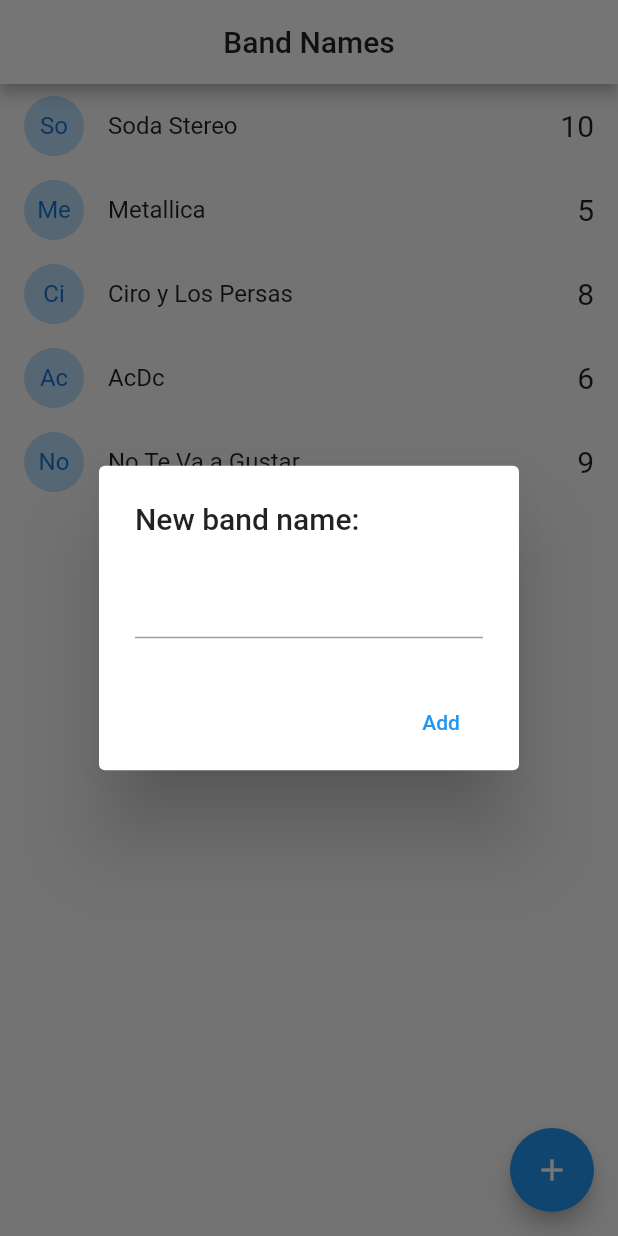
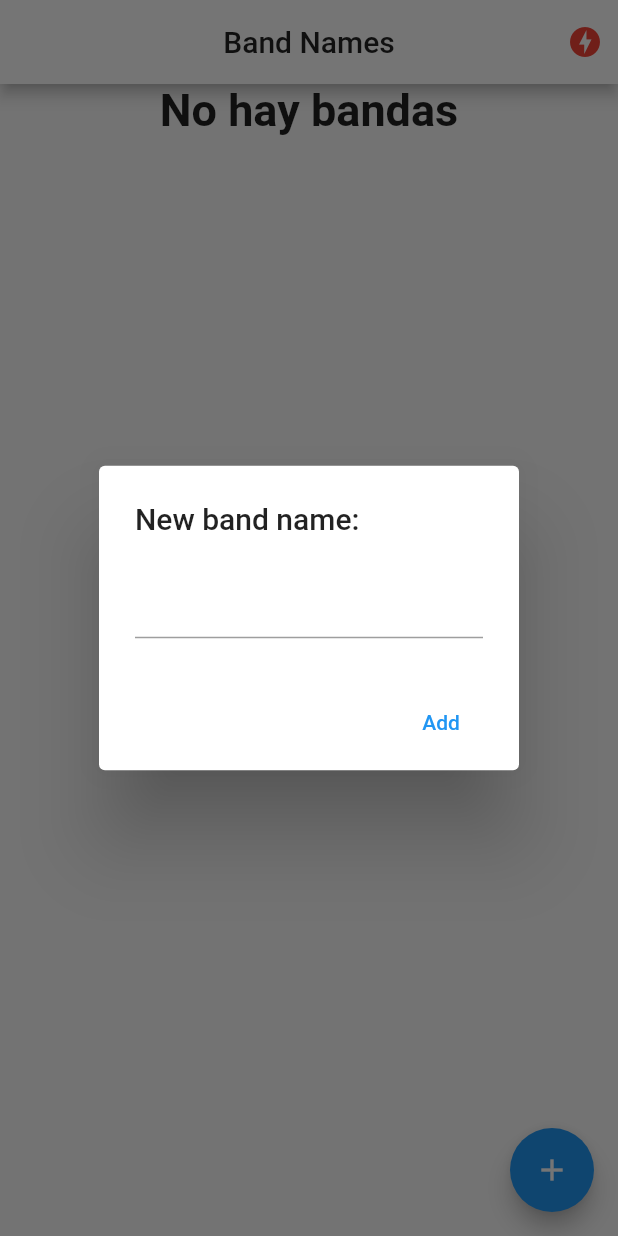
Before and after one commit to AppSons/BandNames-Socket, a Flutter app: the screen it shows after launch, after a tap on the "add" icon, on a phone screen of 412 x 824 dp. Run offline on Flutter 3.47's test engine with Material 2 defaults, Android fonts, the phone set to English and light mode, and no system bars; our stand-ins replace pie_chart, socket_io_client; network calls fail.

Commit message:
App terminada

```diff
--- a/lib/main.dart
+++ b/lib/main.dart
@@ -1,7 +1,10 @@
 // ignore_for_file: prefer_const_constructors
 
 import 'package:band_names/pages/home.dart';
+import 'package:band_names/pages/status.dart';
+import 'package:band_names/services/socket_service.dart';
 import 'package:flutter/material.dart';
+import 'package:provider/provider.dart';
 
 void main() => runApp(MyApp());
 
@@ -10,13 +13,14 @@ class MyApp extends StatelessWidget {
 
   @override
   Widget build(BuildContext context) {
-    return MaterialApp(
-      debugShowCheckedModeBanner: false,
-      title: 'Material App',
-      initialRoute: 'home',
-      routes: {
-        'home': (_) => Homepage(),
-      },
+    return MultiProvider(
+      providers: [ChangeNotifierProvider(create: (_) => SocketService())],
+      child: MaterialApp(
+        debugShowCheckedModeBanner: false,
+        title: 'Material App',
+        initialRoute: 'home',
+        routes: {'home': (_) => Homepage(), 'status': (_) => StatusPage()},
+      ),
     );
   }
 }
--- a/lib/models/band.dart
+++ b/lib/models/band.dart
@@ -1,10 +1,12 @@
 class Band {
   String id;
   String name;
-  int votes;
+  int? votes;
 
-  Band({required this.id, required this.name, required this.votes});
+  Band({required this.id, required this.name, this.votes});
 
-  factory Band.fromMap(Map<String, dynamic> obj) =>
-      Band(id: obj['id'], name: obj['name'], votes: obj['votes']);
+  factory Band.fromMap(Map<String, dynamic> obj) => Band(
+      id: obj.containsKey('id') ? obj['id'] : 'no-id',
+      name: obj.containsKey('name') ? obj['name'] : 'no-name',
+      votes: obj.containsKey('votes') ? obj['votes'] : 0);
 }
--- a/lib/pages/home.dart
+++ b/lib/pages/home.dart
@@ -1,10 +1,14 @@
-// ignore_for_file: prefer_const_constructors
+// ignore_for_file: prefer_const_constructors, unnecessary_this, unnecessary_new
 
 import 'dart:io';
 
 import 'package:band_names/models/band.dart';
+import 'package:band_names/services/socket_service.dart';
+
 import 'package:flutter/cupertino.dart';
 import 'package:flutter/material.dart';
+import 'package:pie_chart/pie_chart.dart';
+import 'package:provider/provider.dart';
 
 // ignore: use_key_in_widget_constructors
 class Homepage extends StatefulWidget {
@@ -13,38 +17,74 @@ class Homepage extends StatefulWidget {
 }
 
 class _HomepageState extends State<Homepage> {
-  List<Band> bands = [
-    Band(id: '1', name: 'Soda Stereo', votes: 10),
-    Band(id: '2', name: 'Metallica', votes: 5),
-    Band(id: '3', name: 'Ciro y Los Persas', votes: 8),
-    Band(id: '4', name: 'AcDc', votes: 6),
-    Band(id: '5', name: 'No Te Va a Gustar', votes: 9),
-  ];
+  List<Band> bands = [];
+
+  @override
+  void initState() {
+    final socketService = Provider.of<SocketService>(context, listen: false);
+
+    socketService.socket.on('active-bands', _handleActiveBands);
+    super.initState();
+  }
+
+  _handleActiveBands(dynamic payload) {
+    this.bands = (payload as List).map((band) => Band.fromMap(band)).toList();
+    setState(() {});
+  }
+
+  @override
+  void dispose() {
+    final socketService = Provider.of<SocketService>(context, listen: false);
+    socketService.socket.off('active-bands');
+    super.dispose();
+  }
 
   @override
   Widget build(BuildContext context) {
+    final socketService = Provider.of<SocketService>(context);
+
     return Scaffold(
       appBar: AppBar(
         centerTitle: true,
         title: Text('Band Names', style: TextStyle(color: Colors.black87)),
         backgroundColor: Colors.white,
+        actions: <Widget>[
+          Container(
+            margin: EdgeInsets.only(right: 10),
+            child: (socketService.serverStatus == ServerStatus.Online)
+                ? Icon(Icons.check_circle, color: Colors.blue[300])
+                : Icon(Icons.offline_bolt, color: Colors.red),
+          )
+        ],
       ),
-      body: ListView.builder(
+      body: Column(
+        children: <Widget>[
+          (bands.isNotEmpty)
+              ? _showGraph()
+              : Text(
+                  'No hay bandas',
+                  style: TextStyle(fontSize: 30, fontWeight: FontWeight.bold),
+                ),
+          //_showGraph(),
+          Expanded(
+            child: ListView.builder(
                 itemCount: bands.length,
                 itemBuilder: (context, i) => _bandTile(bands[i])),
+          )
+        ],
+      ),
       floatingActionButton:
           FloatingActionButton(child: Icon(Icons.add), onPressed: addNewBand),
     );
   }
 
   Widget _bandTile(Band band) {
+    final socketService = Provider.of<SocketService>(context, listen: false);
+
     return Dismissible(
       key: Key(band.id),
       direction: DismissDirection.startToEnd,
-      onDismissed: (direction) {
-        print('direction: $direction');
-        print('id: ${band.id}');
-      },
+      onDismissed: (_) => socketService.emit('delete-band', {'id': band.id}),
       background: Container(
           padding: EdgeInsets.only(left: 8.0),
           color: Colors.red,
@@ -59,9 +99,7 @@ class _HomepageState extends State<Homepage> {
         ),
         title: Text(band.name),
         trailing: Text('${band.votes}', style: TextStyle(fontSize: 20)),
-        onTap: () {
-          print(band.name);
-        },
+        onTap: () => socketService.socket.emit('vote-band', {'id': band.id}),
       ),
     );
   }
@@ -73,8 +111,7 @@ class _HomepageState extends State<Homepage> {
       //Android
       return showDialog(
           context: context,
-        builder: (context) {
-          return AlertDialog(
+          builder: (_) => AlertDialog(
                 title: Text('New band name:'),
                 content: TextField(
                   controller: textController,
@@ -86,15 +123,12 @@ class _HomepageState extends State<Homepage> {
                       textColor: Colors.blue,
                       onPressed: () => addBandToList(textController.text))
                 ],
-          );
-        },
-      );
+              ));
     }
 
     showCupertinoDialog(
         context: context,
-        builder: (_) {
-          return CupertinoAlertDialog(
+        builder: (_) => CupertinoAlertDialog(
               title: Text('New Band name:'),
               content: CupertinoTextField(
                 controller: textController,
@@ -110,18 +144,53 @@ class _HomepageState extends State<Homepage> {
                     child: Text('Dismiss'),
                     onPressed: () => Navigator.pop(context))
               ],
-          );
-        });
+            ));
   }
 
   void addBandToList(String name) {
-    print(name);
     if (name.length > 1) {
-      this
-          .bands
-          .add(new Band(id: DateTime.now().toString(), name: name, votes: 0));
-      setState(() {});
+      final socketService = Provider.of<SocketService>(context, listen: false);
+      socketService.emit('add-band', {'name': name});
     }
     Navigator.pop(context);
   }
+
+  // Mostrar Gráfica
+  Widget _showGraph() {
+    Map<String, double> dataMap = new Map();
+    //'Flutter': 5,
+    bands.forEach((band) {
+      dataMap.putIfAbsent(band.name, () => band.votes!.toDouble());
+    });
+
+    return Container(
+        padding: EdgeInsets.only(top: 25),
+        width: double.infinity,
+        height: 200,
+        child: PieChart(
+          dataMap: dataMap,
+          animationDuration: Duration(milliseconds: 800),
+          chartLegendSpacing: 32,
+          chartRadius: MediaQuery.of(context).size.width / 1.2,
+          initialAngleInDegree: 0,
+          chartType: ChartType.ring,
+          ringStrokeWidth: 32,
+          centerText: "Bands",
+          legendOptions: LegendOptions(
+            showLegendsInRow: false,
+            legendPosition: LegendPosition.right,
+            showLegends: true,
+            legendTextStyle: TextStyle(
+              fontWeight: FontWeight.bold,
+            ),
+          ),
+          chartValuesOptions: ChartValuesOptions(
+            showChartValueBackground: true,
+            showChartValues: true,
+            showChartValuesInPercentage: true,
+            showChartValuesOutside: true,
+            decimalPlaces: 0,
+          ),
+        ));
   }
+}
--- /dev/null
+++ b/lib/services/socket_service.dart
@@ -0,0 +1,43 @@
+// ignore_for_file: constant_identifier_names, unnecessary_this, duplicate_ignore
+
+import 'package:flutter/material.dart';
+
+import 'package:socket_io_client/socket_io_client.dart' as IO;
+
+enum ServerStatus { Online, Offline, Connecting }
+
+class SocketService with ChangeNotifier {
+  ServerStatus _serverStatus = ServerStatus.Connecting;
+
+  late IO.Socket _socket;
+
+  ServerStatus get serverStatus => this._serverStatus;
+
+  IO.Socket get socket => this._socket;
+  Function get emit => this._socket.emit;
+
+  SocketService() {
+    // ignore: unnecessary_this
+    this._initConfig();
+  }
+
+  void _initConfig() {
+    // Dart client
+    this._socket = IO.io('http://192.168.1.15:3000/', {
+      'transports': ['websocket'],
+      'autoConnect': true
+    });
+
+    this._socket.onConnect((_) {
+      print('connect');
+      // ignore: unnecessary_this
+      this._serverStatus = ServerStatus.Online;
+      notifyListeners();
+    });
+
+    this._socket.onDisconnect((_) {
+      this._serverStatus = ServerStatus.Offline;
+      notifyListeners();
+    });
+  }
+}
```
Also changed, not shown: lib/pages/status.dart (added, +27 -0 lines), pubspec.yaml (+5 -17 lines), pubspec.lock, 1 other file. Lines whose indentation alone changed are shown as unchanged.
